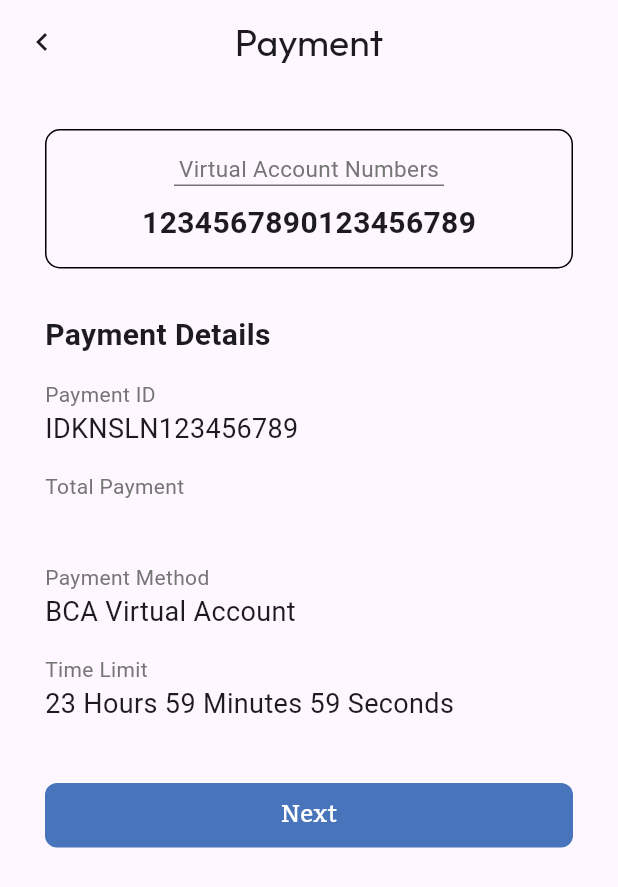
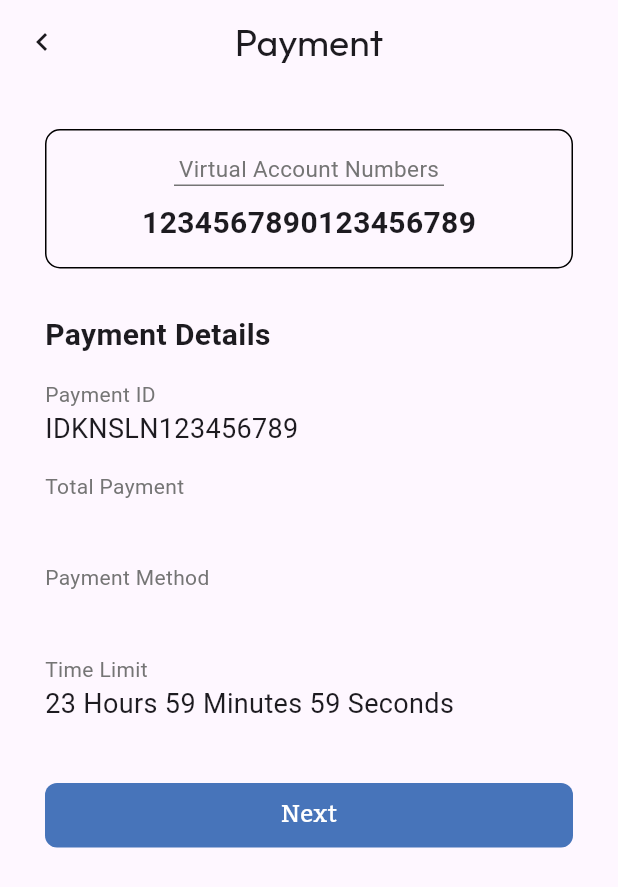
Before and after one commit to ChristoperChend/allergy-diary, a Flutter app: the Pembayaran screen opened directly with empty values, on a phone screen of 412 x 824 dp. Shown: the top 887 px of the screen. Run offline on Flutter 3.47's test engine with Material 3 defaults, Android fonts, the phone set to English and light mode, and no system bars; our stand-ins replace camera, cloud_firestore, email_validator, firebase_auth, firebase_core, font_awesome_flutter and 2 more; missing offline and left inert: google_mlkit_text_recognition; accounts and stored records are empty.

Commit message:
update payment method

```diff
--- a/lib/MedicineComponents/Pembayaran.dart
+++ b/lib/MedicineComponents/Pembayaran.dart
@@ -5,7 +5,8 @@ import 'package:project/MedicineComponents/PembayaranSelesai.dart';
 
 class Pembayaran extends StatelessWidget {
   final String price;
-  const Pembayaran({super.key, required this.price});
+  final String choosenMethod;
+  const Pembayaran({super.key, required this.price, required this.choosenMethod});
 
   @override
   Widget build(BuildContext context) {
@@ -40,8 +41,8 @@ class Pembayaran extends StatelessWidget {
                       children: [
                         Text(
                           'Virtual Account Numbers',
-                          style:
-                              TextStyle(fontSize: 15, color: Colors.grey.shade600),
+                          style: TextStyle(
+                              fontSize: 15, color: Colors.grey.shade600),
                         ),
                         Divider(
                           color: Colors.grey.shade600,
@@ -52,8 +53,8 @@ class Pembayaran extends StatelessWidget {
                         const SizedBox(height: 10),
                         const Text(
                           '1234567890123456789',
-                          style:
-                              TextStyle(fontSize: 20, fontWeight: FontWeight.bold),
+                          style: TextStyle(
+                              fontSize: 20, fontWeight: FontWeight.bold),
                         ),
                       ],
                     ),
@@ -68,7 +69,8 @@ class Pembayaran extends StatelessWidget {
                   children: [
                     const Text(
                       'Payment Details',
-                      style: TextStyle(fontSize: 20, fontWeight: FontWeight.w600),
+                      style:
+                          TextStyle(fontSize: 20, fontWeight: FontWeight.w600),
                     ),
                     const SizedBox(
                       height: 15,
@@ -99,9 +101,9 @@ class Pembayaran extends StatelessWidget {
                       'Payment Method',
                       style: TextStyle(color: Colors.grey.shade600),
                     ),
-                    const Text(
-                      'BCA Virtual Account',
-                      style: TextStyle(fontSize: 18),
+                    Text(
+                      choosenMethod,
+                      style: const TextStyle(fontSize: 18),
                     ),
                     const SizedBox(
                       height: 15,
@@ -120,11 +122,11 @@ class Pembayaran extends StatelessWidget {
               const SizedBox(height: 40),
               GestureDetector(
                 onTap: () {
-                Navigator.push(
-                    context,
-                    MaterialPageRoute(
-                        builder: (context) => const PembayaranSelesai()));
-              },
+                  Navigator.push(
+                      context,
+                      MaterialPageRoute(
+                          builder: (context) => const PembayaranSelesai()));
+                },
                 child: Container(
                   padding: const EdgeInsets.all(10),
                   decoration: BoxDecoration(
--- a/lib/components/PaymentMethod.dart
+++ b/lib/components/PaymentMethod.dart
@@ -34,7 +34,8 @@ class _PaymentMethodState extends State<PaymentMethod> {
             },
             icon: const Icon(Icons.chevron_left)),
       ),
-      body: Padding(
+      body: SingleChildScrollView(
+        child: Padding(
           padding: const EdgeInsets.symmetric(horizontal: 30, vertical: 20),
           child: Column(
             children: [
@@ -111,6 +112,7 @@ class _PaymentMethodState extends State<PaymentMethod> {
                 ),
               ),
             ],
+          ),
         ),
       ),
     );
```
Also changed, not shown: lib/MedicineComponents/DetailPembayaran.dart (+8 -3 lines), lib/Page/MedicinePage.dart (+2 -16 lines). Lines whose indentation alone changed are shown as unchanged.
